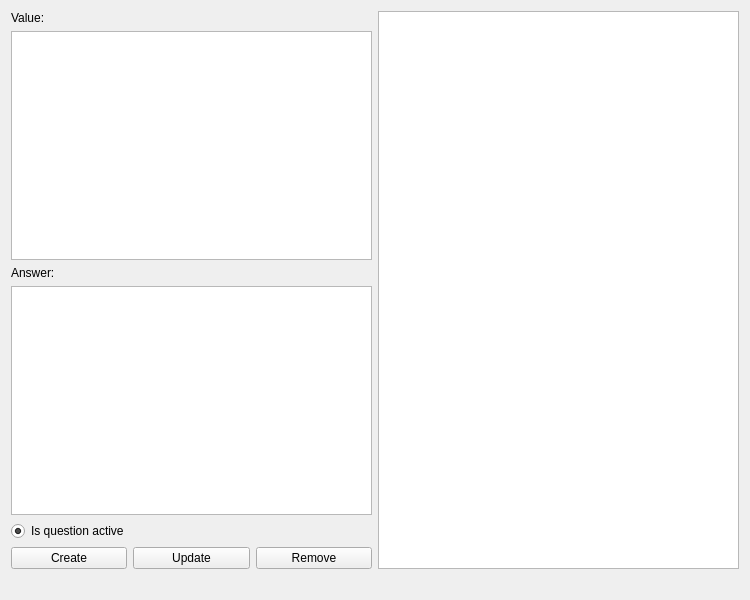
This is Views/questionview.ui in ArkadiuszStanislawLega/Flashcards_Qt as Qt 5 draws it before an edit. The edited form follows.
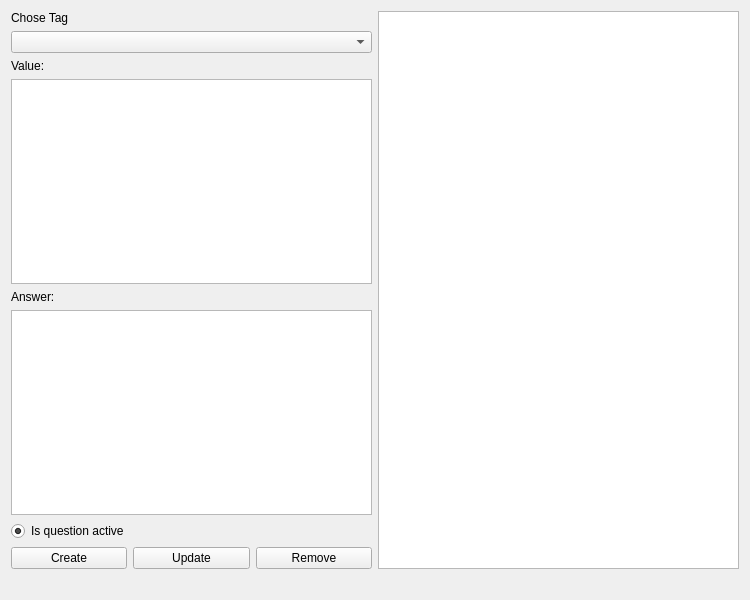
This is the edited form.

Commit message: Update question view - added combo box with tags.

What changed in the file:
```diff
--- a/Views/questionview.ui
+++ b/Views/questionview.ui
@@ -20,6 +20,16 @@
       <layout class="QVBoxLayout" name="verticalLayout">
        <item>
         <layout class="QVBoxLayout" name="verticalLayout_2">
+         <item>
+          <widget class="QLabel" name="l_chose_tag">
+           <property name="text">
+            <string>Chose Tag</string>
+           </property>
+          </widget>
+         </item>
+         <item>
+          <widget class="QComboBox" name="cb_tags"/>
+         </item>
          <item>
           <widget class="QLabel" name="l_value">
            <property name="text">
```
The commit also changes 2 other files.
